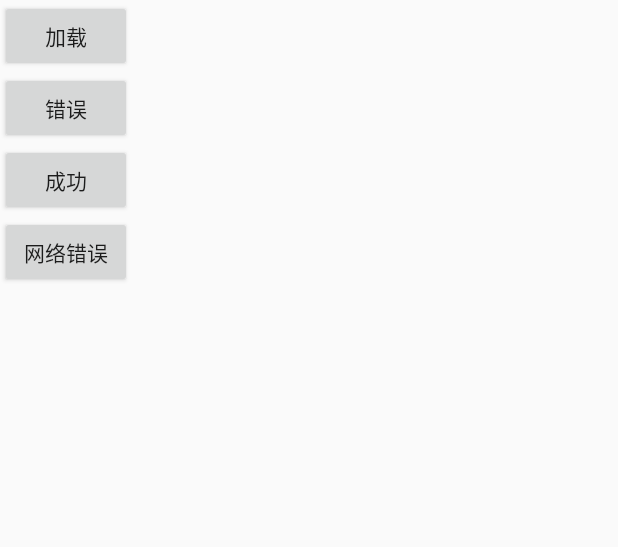
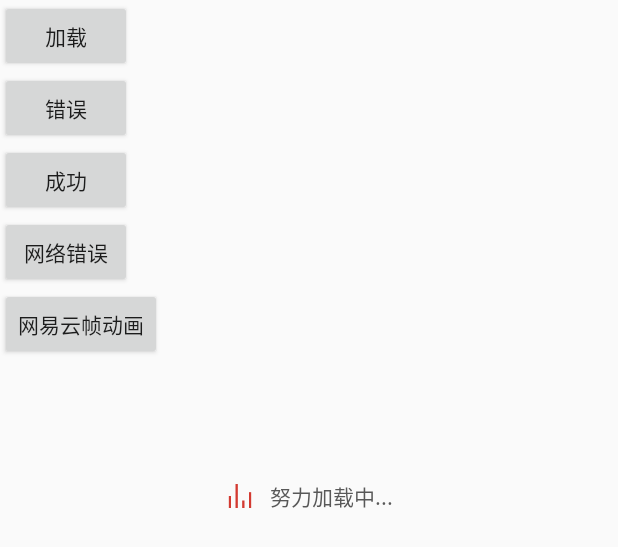
Before and after one commit to crazyzhangxl/GoodApp, an Android app: the layout activity_test.xml on its own in the app's theme, with its tools: preview values and no code run, on a phone screen of 412 x 824 dp. Shown: the top 547 px of the screen. Run offline under Robolectric (Android 15) with nearby library versions, the phone set to English and light mode, and no system bars.

Commit message:
新增Nice的科技动画效果

```diff
--- a/app/src/main/java/com/zxl/goodapp/MainActivity.java
+++ b/app/src/main/java/com/zxl/goodapp/MainActivity.java
@@ -6,11 +6,7 @@ import android.widget.Button;
 import android.widget.ImageView;
 import android.widget.TextView;
 
-import com.orhanobut.logger.Logger;
-import com.zxl.baselib.util.LoggerUtils;
-import com.zxl.baselib.util.ui.AnimateHelper;
 import com.zxl.goodapp.commom.AppConstant;
-import com.zxl.goodapp.ui.activity.LoginActivity;
 import com.zxl.goodapp.ui.photos.PullPhotoDetailActivity;
 import com.zxl.baselib.commom.BaseAppConst;
 import com.zxl.baselib.ui.base.BaseActivity;
--- a/app/src/main/res/layout/activity_test.xml
+++ b/app/src/main/res/layout/activity_test.xml
@@ -29,6 +29,36 @@
             android:id="@+id/netError"
             android:layout_width="wrap_content"
             android:layout_height="wrap_content" />
+        <Button
+            android:text="网易云帧动画"
+            android:id="@+id/frame"
+            android:layout_width="wrap_content"
+            android:layout_height="wrap_content" />
+
+
+        <LinearLayout
+            android:id="@+id/ll_progress_bar"
+            android:layout_width="wrap_content"
+            android:layout_height="wrap_content"
+            android:layout_marginTop="80dp"
+            android:layout_gravity="center_horizontal"
+            android:gravity="center_vertical">
+
+            <ImageView
+                android:id="@+id/img_progress"
+                android:layout_width="wrap_content"
+                android:layout_height="wrap_content"
+                android:src="@drawable/yun_anim" />
+
+            <TextView
+                android:layout_width="wrap_content"
+                android:layout_height="wrap_content"
+                android:layout_marginLeft="10dp"
+                android:text="努力加载中..."
+                android:textColor="@color/colorTabText"
+                android:textSize="14sp" />
+
+        </LinearLayout>
     </LinearLayout>
 
     <com.zxl.baselib.widget.LoadingTip
@@ -38,4 +68,6 @@
         android:layout_width="match_parent"
         android:layout_height="match_parent">
     </com.zxl.baselib.widget.LoadingTip>
+
+
 </FrameLayout>
--- /dev/null
+++ b/baselib/src/main/res/drawable/yun_anim.xml
@@ -0,0 +1,20 @@
+<?xml version="1.0" encoding="utf-8"?>
+<!-- 这里其实没多神奇,就是简单的帧动画罢了
+     难点在于UI吧 没有图例
+ -->
+<animation-list xmlns:android="http://schemas.android.com/apk/res/android"
+    android:oneshot="false">
+    <item
+        android:drawable="@drawable/app_loading0"
+        android:duration="150" />
+    <item
+        android:drawable="@drawable/app_loading1"
+        android:duration="150" />
+    <item
+        android:drawable="@drawable/app_loading2"
+        android:duration="150" />
+    <item
+        android:drawable="@drawable/app_loading3"
+        android:duration="150" />
+
+</animation-list>
```
Also changed, not shown: app/src/main/java/com/zxl/goodapp/TestActivity.java (+11 -0 lines), baselib/src/main/java/com/zxl/baselib/ui/base/BaseActivity.java (+24 -0 lines), baselib/src/main/java/com/zxl/baselib/util/ui/AnimationHelper.java (renamed from baselib/src/main/java/com/zxl/baselib/util/ui/AnimateHelper.java, +23 -5 lines), baselib/src/main/java/com/zxl/baselib/widget/LoadingProgressDialog.java (added, +33 -0 lines), baselib/src/main/res/layout/loading_dialog.xml (added, +36 -0 lines), baselib/src/main/res/values/styles.xml (+10 -1 lines), baselib/src/main/java/com/zxl/baselib/util/ReadMe.txt, baselib/src/main/res/drawable-xhdpi/app_loading0.png (added), baselib/src/main/res/drawable-xhdpi/app_loading1.png (added), baselib/src/main/res/drawable-xhdpi/app_loading2.png (added), baselib/src/main/res/drawable-xhdpi/app_loading3.png (added), baselib/src/main/res/drawable-xhdpi/loading_b.png (added), baselib/src/main/res/drawable-xhdpi/loading_l.png (added), baselib/src/main/res/drawable-xhdpi/loading_wrap.png (added).
